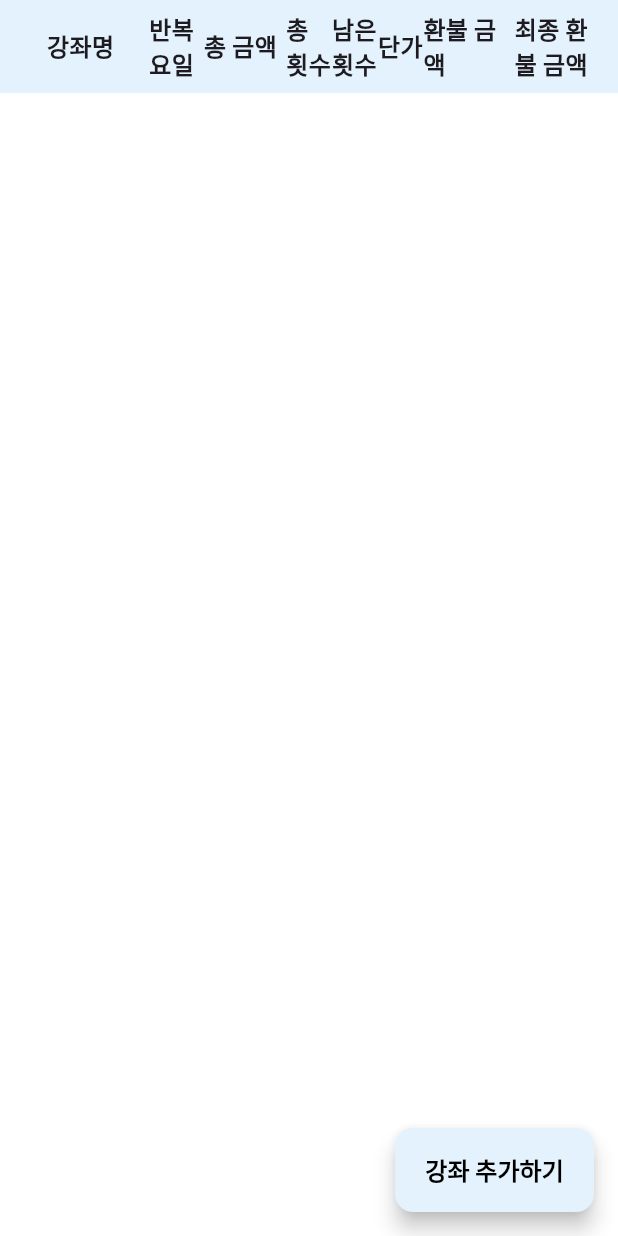
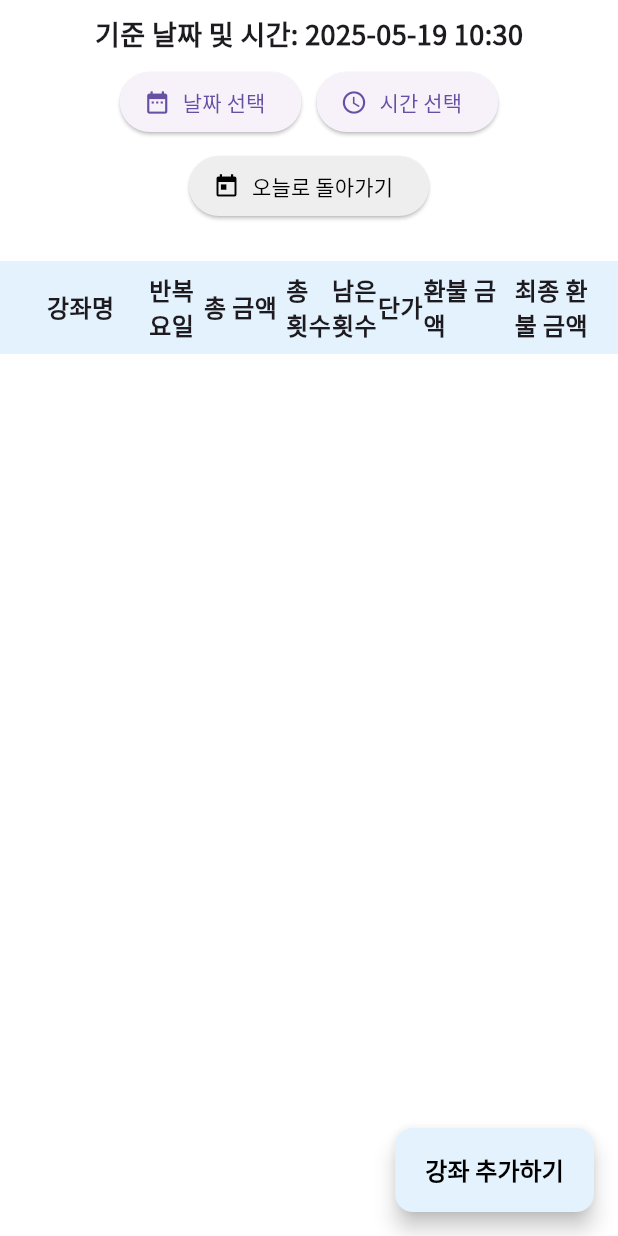
Before and after one commit to pre-per/refund_class, a Flutter app: the screen it shows after launch, on a phone screen of 412 x 824 dp. Run offline on Flutter 3.47's test engine with Material 3 defaults, Android fonts, the phone set to English and light mode, and no system bars; our stand-ins replace cloud_firestore, firebase_core, flutter_riverpod, google_fonts; missing offline and left inert: dart:ffi; accounts and stored records are empty.

Commit message:
date select

```diff
--- a/lib/main.dart
+++ b/lib/main.dart
@@ -1,4 +1,5 @@
 import 'package:flutter/material.dart';
+import 'package:refund_class/provider/base_time_provider.dart';
 import 'package:refund_class/screen/add_lecture_screen.dart';
 import 'package:refund_class/widget/lecture_list_widget.dart';
 import 'firebase_options.dart';
@@ -43,6 +44,8 @@ class MainScreen extends ConsumerWidget {
 
   @override
   Widget build(BuildContext context, WidgetRef ref) {
+    final baseDateTime = ref.watch(baseTimeProvider);
+
     return Scaffold(
       floatingActionButton: FloatingActionButton.extended(
         onPressed: () {
@@ -61,7 +64,10 @@ class MainScreen extends ConsumerWidget {
         color: Colors.transparent,
         child: ListView(
           children: [
-            sectionRow(),
+            const SizedBox(height: 10),
+            _DateTimeSelector(ref: ref, dateTime: baseDateTime),
+            const SizedBox(height: 10),
+            _sectionRow(),
             LectureListWidget(),
             const SizedBox(height: 20),
           ],
@@ -71,7 +77,89 @@ class MainScreen extends ConsumerWidget {
   }
 }
 
-Container sectionRow() {
+class _DateTimeSelector extends StatelessWidget {
+  final WidgetRef ref;
+  final DateTime dateTime;
+
+  const _DateTimeSelector({required this.ref, required this.dateTime});
+
+  @override
+  Widget build(BuildContext context) {
+    final formatted = '${dateTime.year}-${dateTime.month.toString().padLeft(2, '0')}-${dateTime.day.toString().padLeft(2, '0')} '
+        '${dateTime.hour.toString().padLeft(2, '0')}:${dateTime.minute.toString().padLeft(2, '0')}';
+
+    return Column(
+      children: [
+        Text('기준 날짜 및 시간: $formatted', style: TextStyle(fontWeight: FontWeight.bold, fontSize: 18.0)),
+        const SizedBox(height: 8),
+        Row(
+          mainAxisAlignment: MainAxisAlignment.center,
+          children: [
+            ElevatedButton.icon(
+              icon: const Icon(Icons.date_range),
+              label: const Text('날짜 선택'),
+              onPressed: () async {
+                final pickedDate = await showDatePicker(
+                  context: context,
+                  initialDate: dateTime,
+                  firstDate: DateTime(2020),
+                  lastDate: DateTime(2100),
+                );
+                if (pickedDate != null) {
+                  final updated = DateTime(
+                    pickedDate.year,
+                    pickedDate.month,
+                    pickedDate.day,
+                    dateTime.hour,
+                    dateTime.minute,
+                  );
+                  ref.read(baseTimeProvider.notifier).state = updated;
+                }
+              },
+            ),
+            const SizedBox(width: 10),
+            ElevatedButton.icon(
+              icon: const Icon(Icons.access_time),
+              label: const Text('시간 선택'),
+              onPressed: () async {
+                final pickedTime = await showTimePicker(
+                  context: context,
+                  initialTime: TimeOfDay.fromDateTime(dateTime),
+                );
+                if (pickedTime != null) {
+                  final updated = DateTime(
+                    dateTime.year,
+                    dateTime.month,
+                    dateTime.day,
+                    pickedTime.hour,
+                    pickedTime.minute,
+                  );
+                  ref.read(baseTimeProvider.notifier).state = updated;
+                }
+              },
+            ),
+          ],
+        ),
+        const SizedBox(height: 8),
+        ElevatedButton.icon(
+          icon: const Icon(Icons.today),
+          label: const Text('오늘로 돌아가기'),
+          style: ElevatedButton.styleFrom(
+            backgroundColor: Colors.grey[200],
+            foregroundColor: Colors.black,
+          ),
+          onPressed: () {
+            ref.read(baseTimeProvider.notifier).state = DateTime.now();
+          },
+        ),
+        const SizedBox(height: 16),
+      ],
+    );
+  }
+}
+
+
+Container _sectionRow() {
   return Container(
     color: Colors.blue[50],
     child: Padding(
--- /dev/null
+++ b/lib/provider/base_time_provider.dart
@@ -0,0 +1,3 @@
+import 'package:flutter_riverpod/flutter_riverpod.dart';
+
+final baseTimeProvider = StateProvider<DateTime>((ref) => DateTime.now());
--- a/lib/provider/lecture_repository_provider.dart
+++ b/lib/provider/lecture_repository_provider.dart
@@ -3,15 +3,17 @@ import 'package:refund_class/repository/lecture_repository.dart';
 
 import '../model/lecture_model.dart';
 import '../util/calculate_remaining_class_util.dart';
+import 'base_time_provider.dart';
 
 final lectureRepositoryProvider = Provider((ref) => LectureRepository());
 
 final lectureListProvider = StreamProvider<List<Lecture>>((ref) async* {
   final repository = ref.read(lectureRepositoryProvider);
+  final baseTime = ref.watch(baseTimeProvider);
 
   await for (final lectures in repository.getLecturesStream()) {
     for (final lecture in lectures) {
-      final calculated = getFutureClassDate(lecture).length;
+      final calculated = getFutureClassDate(lecture, baseTime).length;
       if (lecture.remainingSessions != calculated) {
         final updated = lecture.copyWith(remainingSessions: calculated);
         await repository.updateLecture(lecture.id!, updated);
--- a/lib/widget/recurring_date_selector.dart
+++ b/lib/widget/recurring_date_selector.dart
@@ -27,7 +27,7 @@ class _RecurringDateSelectorState extends State<RecurringDateSelector> {
   List<DateTime> get _recurringDates {
     List<DateTime> result = [];
     DateTime current = widget.startDate;
-    while (!current.isAfter(widget.endDate)) {
+    while (!current.isAfter(widget.endDate.add(Duration(days: 1)))) {
       if (widget.recurringDays.any((day) => current.weekday == _weekdayToInt(day))) {
         result.add(DateTime(current.year, current.month, current.day)); // normalize
       }
```
Also changed, not shown: lib/screen/detail_screen.dart (+61 -5 lines), lib/util/calculate_remaining_class_util.dart (+26 -13 lines).
